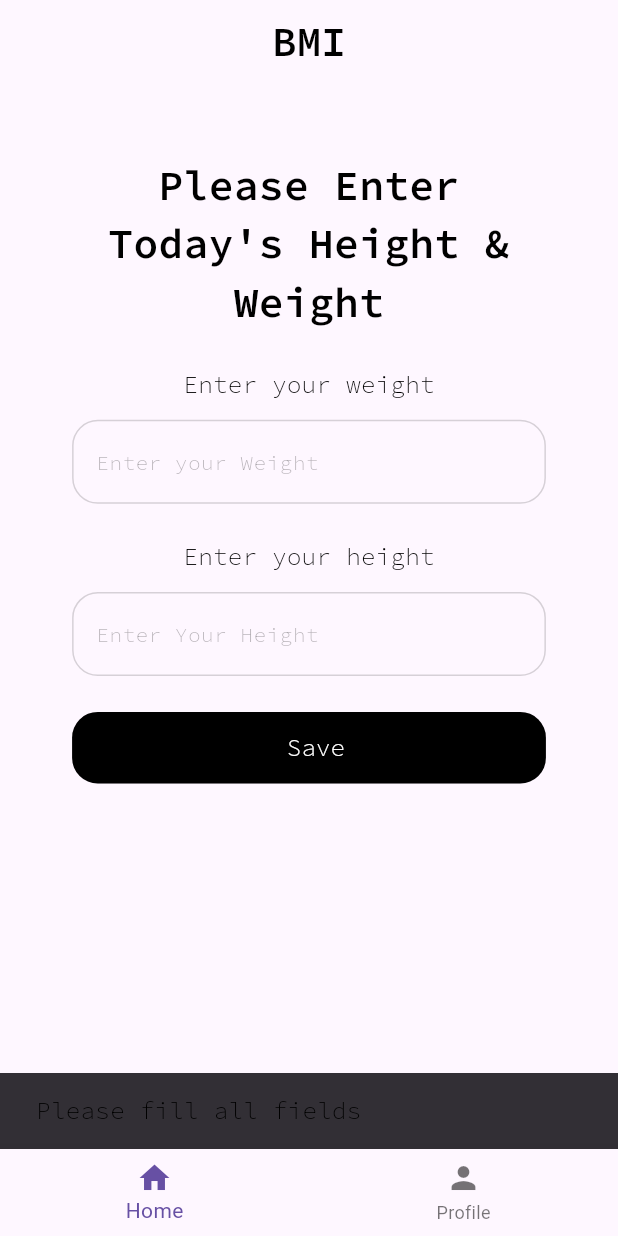
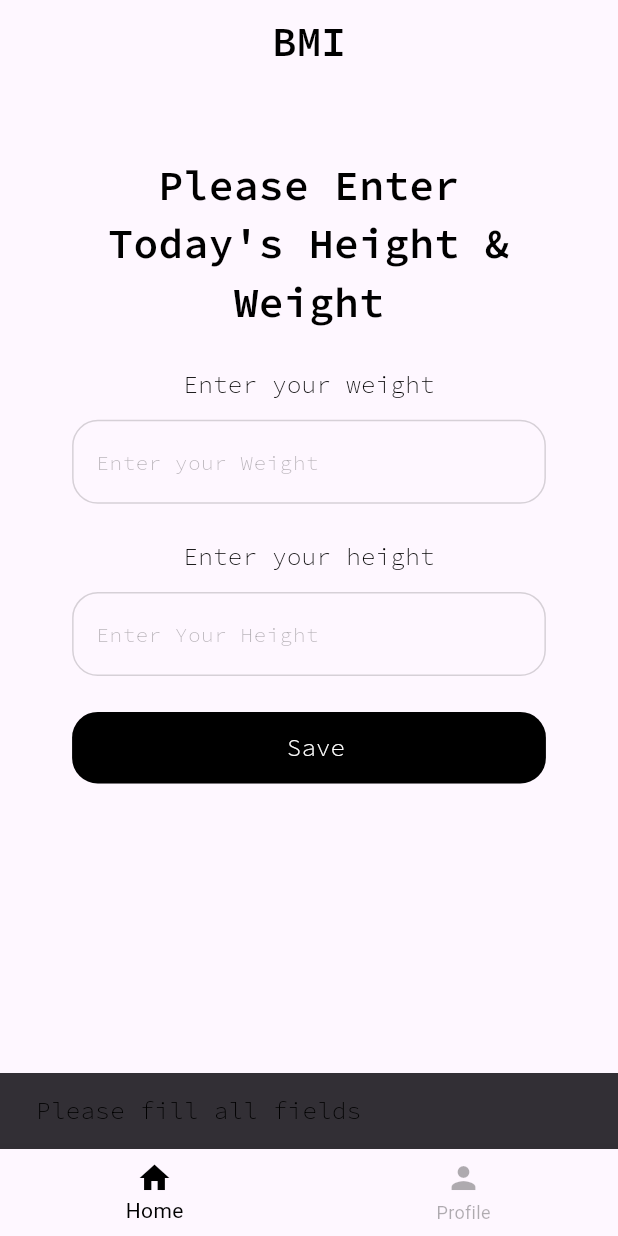
Before and after one commit to Datrix001/BMI-Tracker, a Flutter app: the screen it shows once a user with an empty profile is signed in, after a tap on "Save", on a phone screen of 412 x 824 dp. Run offline on Flutter 3.47's test engine with Material 3 defaults, Android fonts, the phone set to English and light mode, and no system bars; our stand-ins replace fl_chart, flutter_bloc, flutter_dotenv, flutter_screenutil, flutter_svg, get_it and 4 more; accounts and stored records are empty; network calls fail.

Commit message:
Fixed HomePage Ui

```diff
--- a/lib/features/home/presentation/screens/bmi.dart
+++ b/lib/features/home/presentation/screens/bmi.dart
@@ -5,6 +5,7 @@ import 'package:bmi_tracker/features/home/presentation/cubit/home_cubit.dart';
 import 'package:bmi_tracker/features/home/presentation/cubit/home_state.dart';
 import 'package:bmi_tracker/features/home/presentation/widgets/my_bar_graph.dart';
 import 'package:bmi_tracker/features/profile/data/model/profile_model.dart';
+import 'package:bmi_tracker/gen/colors.gen.dart';
 import 'package:flutter/material.dart';
 import 'package:flutter_bloc/flutter_bloc.dart';
 import 'package:flutter_screenutil/flutter_screenutil.dart';
@@ -101,13 +102,44 @@ class _BmiScreenState extends State<BmiScreen> {
               ),
             );
           }
+          if (state.model != null) {
+            final data = state.model;
+            return Padding(
+              padding: EdgeInsets.only(left: 22.w, right: 22.w, top: 20.h),
+              child: Column(
+                crossAxisAlignment: CrossAxisAlignment.start,
+                children: [
+                  FancyLineChart(),
+                  20.verticalSpace,
+
+                  appTextS3("Today's Report :"),
+
+                  10.verticalSpace,
+                  bmiText(data!.bmi),
+                  10.verticalSpace,
+                  Container(
+                    padding: const EdgeInsets.symmetric(
+                      horizontal: 16,
+                      vertical: 8,
+                    ),
+                    decoration: BoxDecoration(
+                      color: bmiColor(data.bmi).withOpacity(0.15),
+                      borderRadius: BorderRadius.circular(20),
+                    ),
+                    child: Text(
+                      "Obese",
+                      style: TextStyle(
+                        color: bmiColor(data.bmi),
+                        fontWeight: FontWeight.bold,
+                      ),
+                    ),
+                  ),
+                ],
+              ),
+            );
+          }
         }
-
-        return Column(
-          crossAxisAlignment: CrossAxisAlignment.center,
-          mainAxisAlignment: MainAxisAlignment.center,
-          children: [FancyLineChart()],
-        );
+        return SizedBox.shrink();
       },
     );
   }
@@ -133,4 +165,31 @@ class _BmiScreenState extends State<BmiScreen> {
 
     context.read<HomeCubit>().sendData(editProfileModel);
   }
+
+  Widget bmiText(double bmi) {
+    if (bmi < 18.5) {
+      return appTextB1(
+        "Your BMI today is ${bmi.toStringAsFixed(1)}. You may need to gain a little weight for optimal health.",
+      );
+    } else if (bmi < 25) {
+      return appTextB1(
+        "Your BMI today is ${bmi.toStringAsFixed(1)}. You are within the healthy weight range. Great job!",
+      );
+    } else if (bmi < 30) {
+      return appTextB1(
+        "Your BMI today is ${bmi.toStringAsFixed(1)}. A small lifestyle change can make a big difference.",
+      );
+    } else {
+      return appTextB1(
+        "Your BMI today is ${bmi.toStringAsFixed(1)}. Consider consulting a healthcare professional for guidance.",
+      );
+    }
+  }
+
+  Color bmiColor(double bmi) {
+    if (bmi < 18.5) return AppColors.blue;
+    if (bmi < 25) return AppColors.green;
+    if (bmi < 30) return AppColors.orange;
+    return AppColors.red;
+  }
 }
--- a/lib/features/home/presentation/screens/home_screen.dart
+++ b/lib/features/home/presentation/screens/home_screen.dart
@@ -1,7 +1,7 @@
 import 'package:bmi_tracker/core/styles/app_text.dart';
-import 'package:bmi_tracker/features/home/presentation/screens/analyse.dart';
 import 'package:bmi_tracker/features/home/presentation/screens/bmi.dart';
 import 'package:bmi_tracker/features/profile/presentation/screens/profile.dart';
+import 'package:bmi_tracker/gen/colors.gen.dart';
 import 'package:flutter/material.dart';
 
 class HomeScreen extends StatefulWidget {
@@ -33,6 +33,8 @@ class _HomeScreenState extends State<HomeScreen> {
         title: appTextS1(_pageName[current_index]),
       ),
       bottomNavigationBar: BottomNavigationBar(
+        selectedItemColor: AppColors.black,
+        unselectedItemColor: AppColors.black.withAlpha(80),
         currentIndex: current_index,
         onTap: _navigateScreen,
         items: [
--- a/lib/features/home/presentation/widgets/my_bar_graph.dart
+++ b/lib/features/home/presentation/widgets/my_bar_graph.dart
@@ -1,12 +1,12 @@
 import 'package:bmi_tracker/core/styles/app_text.dart';
+import 'package:bmi_tracker/core/styles/app_text_style.dart';
 import 'package:bmi_tracker/features/home/presentation/cubit/bmi_cubit.dart';
 import 'package:bmi_tracker/features/home/presentation/cubit/bmi_state.dart';
-import 'package:bmi_tracker/features/home/presentation/cubit/home_cubit.dart';
-import 'package:bmi_tracker/features/home/presentation/cubit/home_state.dart';
-import 'package:bmi_tracker/features/home/presentation/screens/bmi.dart';
+import 'package:bmi_tracker/gen/colors.gen.dart';
 import 'package:fl_chart/fl_chart.dart';
 import 'package:flutter/material.dart';
 import 'package:flutter_bloc/flutter_bloc.dart';
+import 'package:flutter_screenutil/flutter_screenutil.dart';
 import 'package:supabase_flutter/supabase_flutter.dart';
 
 class FancyLineChart extends StatefulWidget {
@@ -31,8 +31,6 @@ class _FancyLineChartState extends State<FancyLineChart> {
 
   @override
   Widget build(BuildContext context) {
-    final values = [10.0, 14.0];
-
     return BlocConsumer<BmiCubit, BmiState>(
       listener: (context, state) {
         if (state is BmiFailureState) {
@@ -54,18 +52,18 @@ class _FancyLineChartState extends State<FancyLineChart> {
           }
 
           return Container(
-            height: 260,
-            padding: const EdgeInsets.all(16),
+            height: 260.h,
+            padding: EdgeInsets.all(25.w),
             decoration: BoxDecoration(
-              color: const Color(0xFF111827),
-              borderRadius: BorderRadius.circular(12),
+              color: AppColors.black,
+              borderRadius: BorderRadius.circular(12.r),
             ),
             child: LineChart(
               LineChartData(
                 minX: 0,
                 maxX: 6,
                 minY: 0,
-                maxY: 30,
+                maxY: 40,
 
                 gridData: FlGridData(show: false),
                 borderData: FlBorderData(show: false),
@@ -85,9 +83,8 @@ class _FancyLineChartState extends State<FancyLineChart> {
                       reservedSize: 36,
                       getTitlesWidget: (value, meta) => Text(
                         value.toInt().toString(),
-                        style: const TextStyle(
-                          color: Colors.grey,
-                          fontSize: 10,
+                        style: AppTextStyles.b2.copyWith(
+                          color: AppColors.white.withAlpha(90),
                         ),
                       ),
                     ),
@@ -99,9 +96,8 @@ class _FancyLineChartState extends State<FancyLineChart> {
                       interval: 1,
                       getTitlesWidget: (value, meta) => Text(
                         value.toInt().toString(),
-                        style: const TextStyle(
-                          color: Colors.grey,
-                          fontSize: 10,
+                        style: AppTextStyles.b2.copyWith(
+                          color: AppColors.white.withAlpha(90),
                         ),
                       ),
                     ),
@@ -115,10 +111,7 @@ class _FancyLineChartState extends State<FancyLineChart> {
                         .map(
                           (spot) => LineTooltipItem(
                             spot.y.toStringAsFixed(1),
-                            const TextStyle(
-                              color: Colors.black,
-                              fontWeight: FontWeight.bold,
-                            ),
+                            AppTextStyles.b1.copyWith(color: AppColors.black),
                           ),
                         )
                         .toList(),
@@ -131,7 +124,7 @@ class _FancyLineChartState extends State<FancyLineChart> {
                       data.length,
                       (i) => FlSpot(
                         i.toDouble(),
-                        (data[i]?.bmi ?? 0).clamp(0, 30),
+                        (data[i]?.bmi ?? 0).clamp(0, 40),
                       ),
                     ),
                     isCurved: true,
@@ -139,15 +132,15 @@ class _FancyLineChartState extends State<FancyLineChart> {
                     dotData: FlDotData(show: true),
 
                     gradient: const LinearGradient(
-                      colors: [Color(0xFF22D3EE), Color(0xFF10B981)],
+                      colors: [AppColors.blue, AppColors.green],
                     ),
 
                     belowBarData: BarAreaData(
                       show: true,
                       gradient: LinearGradient(
                         colors: [
-                          const Color(0xFF22D3EE).withOpacity(0.3),
-                          const Color(0xFF10B981).withOpacity(0.05),
+                          AppColors.blue.withOpacity(0.3),
+                          AppColors.green.withOpacity(0.05),
                         ],
                         begin: Alignment.topCenter,
                         end: Alignment.bottomCenter,
--- a/lib/gen/colors.gen.dart
+++ b/lib/gen/colors.gen.dart
@@ -17,6 +17,15 @@ class AppColors {
   /// Color: #FF000000
   static const Color black = Color(0xFF000000);
 
+  /// Color: #2196F3
+  static const Color blue = Color(0xFF2196F3);
+
+  /// Color: #4CAF50
+  static const Color green = Color(0xFF4CAF50);
+
+  /// Color: #FF9800
+  static const Color orange = Color(0xFFFF9800);
+
   /// Color: #FFD45858
   static const Color red = Color(0xFFD45858);
 
```
Also changed, not shown: 1 other file.
